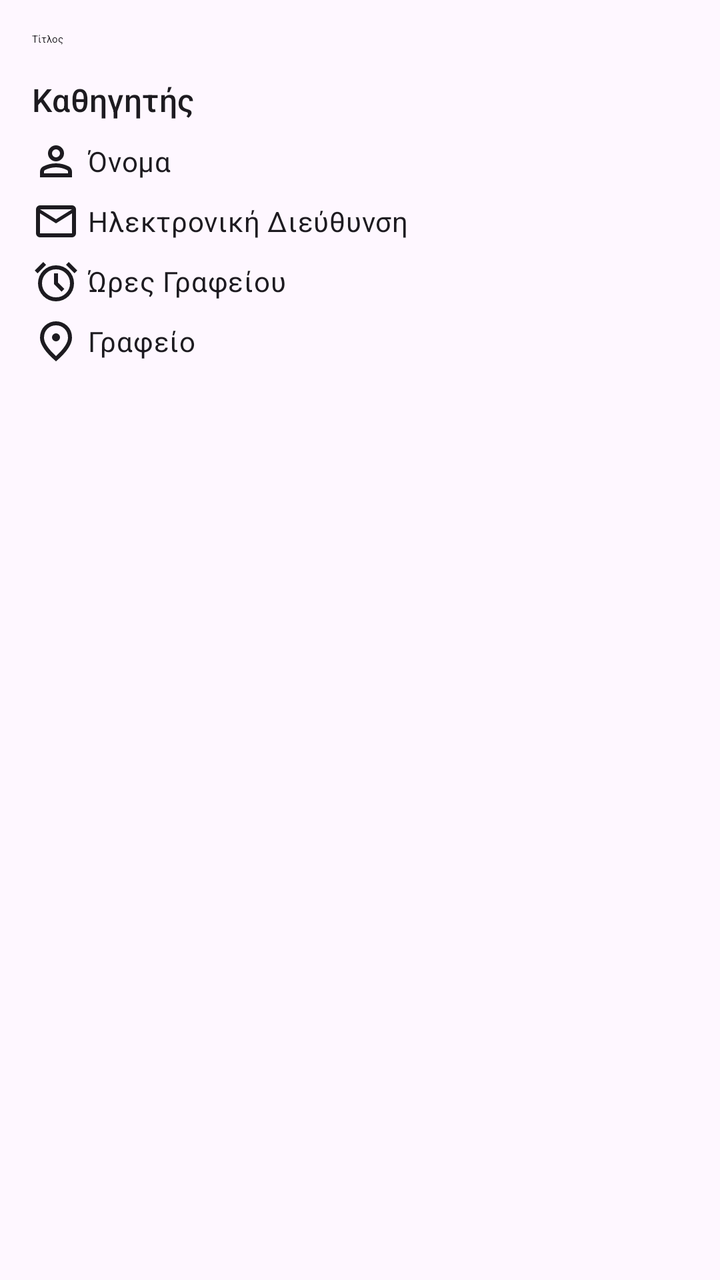
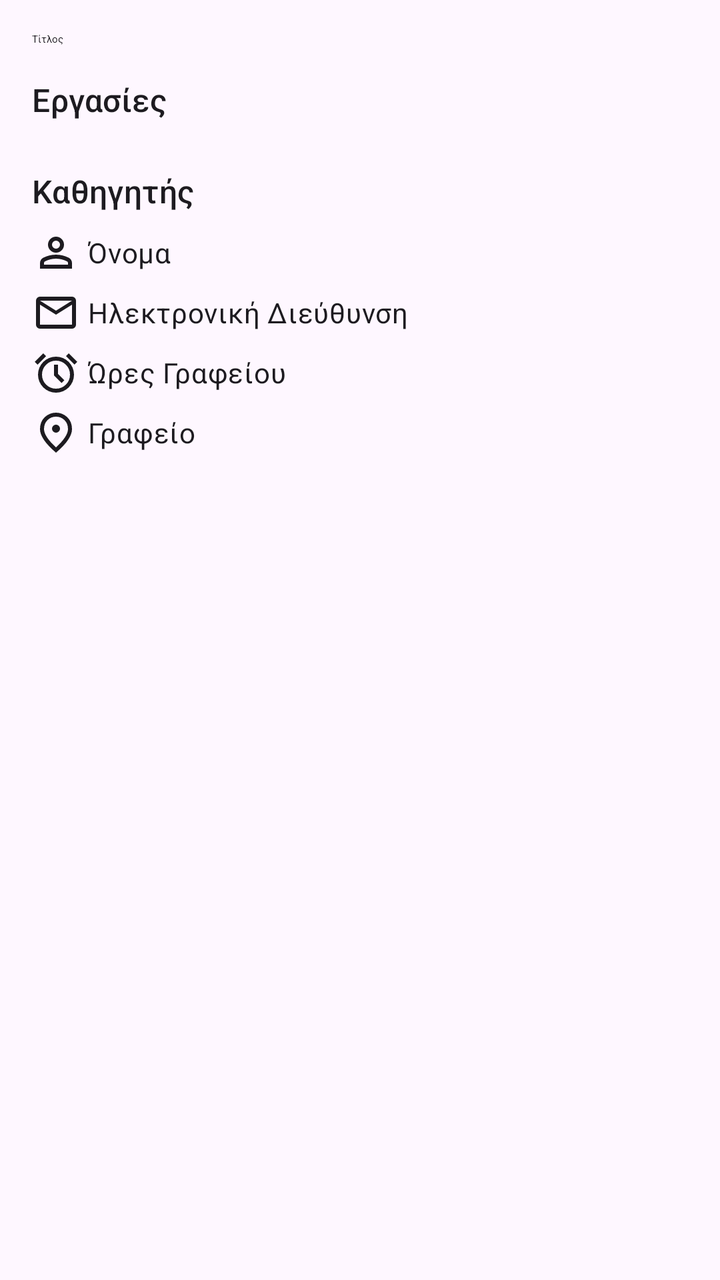

Two renders of the same Android screen: before a commit and after it. Below are the layout's source before the change and the commit's diff.
<!-- AndroidManifest.xml: application theme Theme.UClass -->
<!-- res/layout/fragment_course_details.xml -->
<?xml version="1.0" encoding="utf-8"?>
<androidx.core.widget.NestedScrollView xmlns:android="http://schemas.android.com/apk/res/android"
    xmlns:app="http://schemas.android.com/apk/res-auto"
    xmlns:tools="http://schemas.android.com/tools"
    android:layout_width="match_parent"
    android:layout_height="match_parent"
    android:paddingBottom="80dp"
    tools:context=".course.details.CourseDetailsFragment">

    <androidx.constraintlayout.widget.ConstraintLayout
        android:layout_width="match_parent"
        android:layout_height="match_parent"
        android:padding="16dp">

        <TextView
            android:id="@+id/title_text"
            android:layout_width="match_parent"
            android:layout_height="wrap_content"
            android:text="Τίτλος"
            android:textAppearance="?attr/textAppearanceTitleMediumEmphasized"
            android:textColor="?attr/colorOnSurface"
            app:layout_constraintEnd_toEndOf="parent"
            app:layout_constraintStart_toStartOf="parent"
            app:layout_constraintTop_toTopOf="parent" />

        <TextView
            android:id="@+id/lecturer_label"
            android:layout_width="match_parent"
            android:layout_height="wrap_content"
            android:layout_marginTop="16dp"
            android:text="@string/lecturer_label"
            android:textAppearance="?attr/textAppearanceTitleMedium"
            android:textColor="?attr/colorOnSurface"
            app:layout_constraintEnd_toEndOf="parent"
            app:layout_constraintStart_toStartOf="parent"
            app:layout_constraintTop_toBottomOf="@+id/title_text" />

        <TextView
            android:id="@+id/lecturer_name_text"
            android:layout_width="match_parent"
            android:layout_height="wrap_content"
            android:layout_marginTop="8dp"
            android:drawablePadding="4dp"
            android:gravity="center|start"
            android:text="Όνομα"
            android:textAppearance="?attr/textAppearanceBodyMedium"
            android:textColor="?attr/colorOnSurface"
            app:drawableStartCompat="@drawable/ic_person"
            app:layout_constraintEnd_toEndOf="parent"
            app:layout_constraintStart_toStartOf="parent"
            app:layout_constraintTop_toBottomOf="@+id/lecturer_label" />

        <TextView
            android:id="@+id/lecturer_email_text"
            android:layout_width="match_parent"
            android:layout_height="wrap_content"
            android:layout_marginTop="6dp"
            android:drawablePadding="4dp"
            android:gravity="center|start"
            android:text="@string/placeholder_email"
            android:textAppearance="?attr/textAppearanceBodyMedium"
            android:textColor="?attr/colorOnSurface"
            app:drawableStartCompat="@drawable/ic_mail"
            app:layout_constraintEnd_toEndOf="parent"
            app:layout_constraintStart_toStartOf="parent"
            app:layout_constraintTop_toBottomOf="@+id/lecturer_name_text" />

        <TextView
            android:id="@+id/lecturer_hours_text"
            android:layout_width="match_parent"
            android:layout_height="wrap_content"
            android:layout_marginTop="6dp"
            android:drawablePadding="4dp"
            android:gravity="center|start"
            android:text="@string/placeholder_hours"
            android:textAppearance="?attr/textAppearanceBodyMedium"
            android:textColor="?attr/colorOnSurface"
            app:drawableStartCompat="@drawable/ic_alarm"
            app:layout_constraintEnd_toEndOf="parent"
            app:layout_constraintStart_toStartOf="parent"
            app:layout_constraintTop_toBottomOf="@+id/lecturer_email_text" />

        <TextView
            android:id="@+id/lecturer_office_text"
            android:layout_width="match_parent"
            android:layout_height="wrap_content"
            android:layout_marginTop="6dp"
            android:drawablePadding="4dp"
            android:gravity="center|start"
            android:text="@string/placeholder_office"
            android:textAppearance="?attr/textAppearanceBodyMedium"
            android:textColor="?attr/colorOnSurface"
            app:drawableStartCompat="@drawable/ic_location_on"
            app:layout_constraintEnd_toEndOf="parent"
            app:layout_constraintStart_toStartOf="parent"
            app:layout_constraintTop_toBottomOf="@+id/lecturer_hours_text" />
    </androidx.constraintlayout.widget.ConstraintLayout>
</androidx.core.widget.NestedScrollView>
<!-- resources referenced by this layout -->
<resources>
  <!-- drawable ic_alarm (drawable) -->
  <vector xmlns:android="http://schemas.android.com/apk/res/android"
      android:width="24dp"
      android:height="24dp"
      android:viewportWidth="960"
      android:viewportHeight="960">
    <path
        android:pathData="M339.5,851.5q-65.5,-28.5 -114,-77t-77,-114Q120,595 120,520t28.5,-140.5q28.5,-65.5 77,-114t114,-77Q405,160 480,160t140.5,28.5q65.5,28.5 114,77t77,114Q840,445 840,520t-28.5,140.5q-28.5,65.5 -77,114t-114,77Q555,880 480,880t-140.5,-28.5ZM480,520ZM592,688 L648,632 520,504v-184h-80v216l152,152ZM224,94l56,56 -170,170 -56,-56 170,-170ZM736,94 L906,264 850,320 680,150 736,94ZM480,800q117,0 198.5,-81.5T760,520q0,-117 -81.5,-198.5T480,240q-117,0 -198.5,81.5T200,520q0,117 81.5,198.5T480,800Z"
        android:fillColor="?attr/colorOnSurface"/>
  </vector>
  <!-- drawable ic_location_on (drawable) -->
  <vector xmlns:android="http://schemas.android.com/apk/res/android"
      android:width="24dp"
      android:height="24dp"
      android:viewportWidth="960"
      android:viewportHeight="960">
    <path
        android:pathData="M536.5,456.5Q560,433 560,400t-23.5,-56.5Q513,320 480,320t-56.5,23.5Q400,367 400,400t23.5,56.5Q447,480 480,480t56.5,-23.5ZM480,774q122,-112 181,-203.5T720,408q0,-109 -69.5,-178.5T480,160q-101,0 -170.5,69.5T240,408q0,71 59,162.5T480,774ZM480,880Q319,743 239.5,625.5T160,408q0,-150 96.5,-239T480,80q127,0 223.5,89T800,408q0,100 -79.5,217.5T480,880ZM480,400Z"
        android:fillColor="?attr/colorOnSurface"/>
  </vector>
  <!-- drawable ic_mail (drawable) -->
  <vector xmlns:android="http://schemas.android.com/apk/res/android"
      android:width="24dp"
      android:height="24dp"
      android:viewportWidth="960"
      android:viewportHeight="960">
    <path
        android:pathData="M160,800q-33,0 -56.5,-23.5T80,720v-480q0,-33 23.5,-56.5T160,160h640q33,0 56.5,23.5T880,240v480q0,33 -23.5,56.5T800,800L160,800ZM480,520L160,320v400h640v-400L480,520ZM480,440 L800,240L160,240l320,200ZM160,320v-80,480 -400Z"
        android:fillColor="?attr/colorOnSurface"/>
  </vector>
  <!-- drawable ic_person (drawable) -->
  <vector xmlns:android="http://schemas.android.com/apk/res/android"
      android:width="24dp"
      android:height="24dp"
      android:viewportWidth="960"
      android:viewportHeight="960">
    <path
        android:pathData="M367,433q-47,-47 -47,-113t47,-113q47,-47 113,-47t113,47q47,47 47,113t-47,113q-47,47 -113,47t-113,-47ZM160,800v-112q0,-34 17.5,-62.5T224,582q62,-31 126,-46.5T480,520q66,0 130,15.5T736,582q29,15 46.5,43.5T800,688v112L160,800ZM240,720h480v-32q0,-11 -5.5,-20T700,654q-54,-27 -109,-40.5T480,600q-56,0 -111,13.5T260,654q-9,5 -14.5,14t-5.5,20v32ZM536.5,376.5Q560,353 560,320t-23.5,-56.5Q513,240 480,240t-56.5,23.5Q400,287 400,320t23.5,56.5Q447,400 480,400t56.5,-23.5ZM480,320ZM480,720Z"
        android:fillColor="?attr/colorOnSurface"/>
  </vector>
  <string name="lecturer_label">Καθηγητής</string>
  <string name="placeholder_email">Ηλεκτρονική Διεύθυνση</string>
  <string name="placeholder_hours">Ώρες Γραφείου</string>
  <string name="placeholder_office">Γραφείο</string>
  <style name="Theme.UClass" parent="Base.Theme.UClass" />
  <style name="Base.Theme.UClass" parent="Theme.Material3.DayNight.NoActionBar">
          
          
      </style>
</resources>

<!-- the commit's change to res/layout/fragment_course_details.xml (unified diff, before → after) -->
@@ -24,6 +24,26 @@
             app:layout_constraintTop_toTopOf="parent" />
 
         <TextView
+            android:id="@+id/assignments_label"
+            android:layout_width="match_parent"
+            android:layout_height="wrap_content"
+            android:layout_marginTop="16dp"
+            android:text="@string/assignments_label"
+            android:textAppearance="?attr/textAppearanceTitleMedium"
+            android:textColor="?attr/colorOnSurface"
+            app:layout_constraintEnd_toEndOf="parent"
+            app:layout_constraintStart_toStartOf="parent"
+            app:layout_constraintTop_toBottomOf="@+id/title_text" />
+
+        <androidx.recyclerview.widget.RecyclerView
+            android:id="@+id/assignments_recycler"
+            android:layout_width="match_parent"
+            android:layout_height="match_parent"
+            android:layout_marginTop="8dp"
+            app:layoutManager="androidx.recyclerview.widget.LinearLayoutManager"
+            app:layout_constraintTop_toBottomOf="@id/assignments_label" />
+
+        <TextView
             android:id="@+id/lecturer_label"
             android:layout_width="match_parent"
             android:layout_height="wrap_content"
@@ -33,7 +53,7 @@
             android:textColor="?attr/colorOnSurface"
             app:layout_constraintEnd_toEndOf="parent"
             app:layout_constraintStart_toStartOf="parent"
-            app:layout_constraintTop_toBottomOf="@+id/title_text" />
+            app:layout_constraintTop_toBottomOf="@+id/assignments_recycler" />
 
         <TextView
             android:id="@+id/lecturer_name_text"
<!-- resource entries referenced after the edit -->
@@ -40,6 +40,7 @@
         android:pathData="M367,433q-47,-47 -47,-113t47,-113q47,-47 113,-47t113,47q47,47 47,113t-47,113q-47,47 -113,47t-113,-47ZM160,800v-112q0,-34 17.5,-62.5T224,582q62,-31 126,-46.5T480,520q66,0 130,15.5T736,582q29,15 46.5,43.5T800,688v112L160,800ZM240,720h480v-32q0,-11 -5.5,-20T700,654q-54,-27 -109,-40.5T480,600q-56,0 -111,13.5T260,654q-9,5 -14.5,14t-5.5,20v32ZM536.5,376.5Q560,353 560,320t-23.5,-56.5Q513,240 480,240t-56.5,23.5Q400,287 400,320t23.5,56.5Q447,400 480,400t56.5,-23.5ZM480,320ZM480,720Z"
         android:fillColor="?attr/colorOnSurface"/>
   </vector>
+  <string name="assignments_label">Εργασίες</string>
   <string name="lecturer_label">Καθηγητής</string>
   <string name="placeholder_email">Ηλεκτρονική Διεύθυνση</string>
   <string name="placeholder_hours">Ώρες Γραφείου</string>
